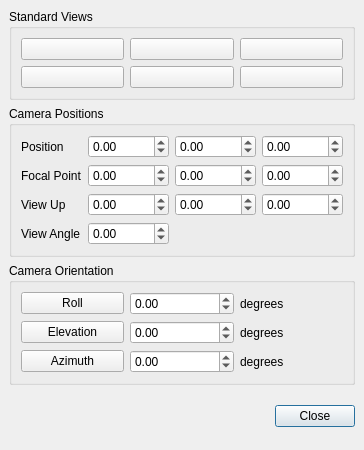
Before: the Qt Designer form Qt/Components/Resources/UI/pqCameraDialog.ui in wildmichael/ParaView3-enhancements-old, drawn with Qt 5.
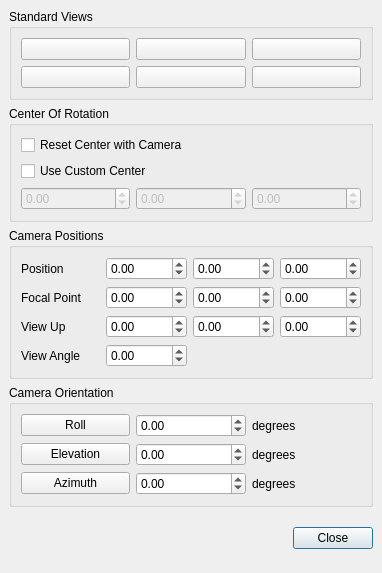
After: the same form once the commit is applied. Icons and pictures are not drawn. Custom widgets are drawn as their Qt base class.

Commit message: BUG: #5419, moved "center of rotation" editing to Adjust Camera dialog.

Patch:
```diff
--- a/Qt/Components/Resources/UI/pqCameraDialog.ui
+++ b/Qt/Components/Resources/UI/pqCameraDialog.ui
@@ -8,8 +8,8 @@
    <rect>
     <x>0</x>
     <y>0</y>
-    <width>303</width>
-    <height>450</height>
+    <width>382</width>
+    <height>573</height>
    </rect>
   </property>
   <property name="windowTitle" >
@@ -22,20 +22,7 @@
    <property name="spacing" >
     <number>6</number>
    </property>
-   <item row="3" column="0" >
-    <spacer>
-     <property name="orientation" >
-      <enum>Qt::Vertical</enum>
-     </property>
-     <property name="sizeHint" >
-      <size>
-       <width>201</width>
-       <height>27</height>
-      </size>
-     </property>
-    </spacer>
-   </item>
-   <item row="3" column="1" >
+   <item row="4" column="1" >
     <widget class="QPushButton" name="closeButton" >
      <property name="sizePolicy" >
       <sizepolicy>
@@ -50,259 +37,92 @@
      </property>
     </widget>
    </item>
-   <item row="2" column="0" colspan="2" >
-    <widget class="QGroupBox" name="orientationsGroup" >
-     <property name="title" >
-      <string>Camera Orientation</string>
-     </property>
-     <layout class="QGridLayout" >
-      <property name="margin" >
-       <number>9</number>
-      </property>
-      <property name="spacing" >
-       <number>6</number>
-      </property>
-      <item row="0" column="2" >
-       <widget class="QLabel" name="label_20" >
-        <property name="text" >
-         <string>degrees</string>
-        </property>
-       </widget>
-      </item>
-      <item row="2" column="0" >
-       <widget class="QPushButton" name="azimuthButton" >
-        <property name="text" >
-         <string>Azimuth</string>
-        </property>
-        <property name="icon" >
-         <iconset/>
-        </property>
-        <property name="iconSize" >
-         <size>
-          <width>24</width>
-          <height>24</height>
-         </size>
-        </property>
-       </widget>
-      </item>
-      <item row="1" column="0" >
-       <widget class="QPushButton" name="elevationButton" >
-        <property name="text" >
-         <string>Elevation</string>
-        </property>
-        <property name="icon" >
-         <iconset/>
-        </property>
-        <property name="iconSize" >
-         <size>
-          <width>24</width>
-          <height>24</height>
-         </size>
-        </property>
-       </widget>
-      </item>
-      <item row="0" column="0" >
-       <widget class="QPushButton" name="rollButton" >
-        <property name="text" >
-         <string>Roll</string>
-        </property>
-        <property name="icon" >
-         <iconset/>
-        </property>
-        <property name="iconSize" >
-         <size>
-          <width>24</width>
-          <height>24</height>
-         </size>
-        </property>
-       </widget>
-      </item>
-      <item row="2" column="1" >
-       <widget class="QDoubleSpinBox" name="azimuthAngle" >
-        <property name="maximum" >
-         <double>360.000000000000000</double>
-        </property>
-        <property name="minimum" >
-         <double>-360.000000000000000</double>
-        </property>
-       </widget>
-      </item>
-      <item row="1" column="1" >
-       <widget class="QDoubleSpinBox" name="elevationAngle" >
-        <property name="maximum" >
-         <double>360.000000000000000</double>
-        </property>
-        <property name="minimum" >
-         <double>-360.000000000000000</double>
-        </property>
-       </widget>
-      </item>
-      <item row="0" column="1" >
-       <widget class="QDoubleSpinBox" name="rollAngle" >
-        <property name="maximum" >
-         <double>360.000000000000000</double>
-        </property>
-        <property name="minimum" >
-         <double>-360.000000000000000</double>
-        </property>
-       </widget>
-      </item>
-      <item row="1" column="2" >
-       <widget class="QLabel" name="label_21" >
-        <property name="text" >
-         <string>degrees</string>
-        </property>
-       </widget>
-      </item>
-      <item row="2" column="2" >
-       <widget class="QLabel" name="label_16" >
-        <property name="text" >
-         <string>degrees</string>
-        </property>
-       </widget>
-      </item>
-     </layout>
-    </widget>
-   </item>
    <item row="1" column="0" colspan="2" >
-    <widget class="pqCollapsedGroup" name="positionsGroup" >
+    <widget class="QGroupBox" name="centerGroup" >
      <property name="title" >
-      <string>Camera Positions</string>
+      <string>Center Of Rotation</string>
      </property>
-     <layout class="QGridLayout" >
+     <layout class="QVBoxLayout" >
       <property name="margin" >
        <number>9</number>
       </property>
       <property name="spacing" >
        <number>6</number>
       </property>
-      <item row="3" column="1" >
-       <widget class="QDoubleSpinBox" name="viewAngle" >
-        <property name="maximum" >
-         <double>360.000000000000000</double>
+      <item>
+       <widget class="QCheckBox" name="AutoResetCenterOfRotation" >
+        <property name="toolTip" >
+         <string>Reset center of rotation when camera is reset.</string>
         </property>
-        <property name="minimum" >
-         <double>-360.000000000000000</double>
-        </property>
-       </widget>
-      </item>
-      <item row="2" column="1" >
-       <widget class="QDoubleSpinBox" name="viewUp0" >
-        <property name="maximum" >
-         <double>10000.000000000000000</double>
-        </property>
-        <property name="minimum" >
-         <double>-10000.000000000000000</double>
-        </property>
-       </widget>
-      </item>
-      <item row="1" column="1" >
-       <widget class="QDoubleSpinBox" name="focalPoint0" >
-        <property name="maximum" >
-         <double>10000.000000000000000</double>
-        </property>
-        <property name="minimum" >
-         <double>-10000.000000000000000</double>
-        </property>
-       </widget>
-      </item>
-      <item row="0" column="2" >
-       <widget class="QDoubleSpinBox" name="position1" >
-        <property name="maximum" >
-         <double>10000.000000000000000</double>
-        </property>
-        <property name="minimum" >
-         <double>-10000.000000000000000</double>
-        </property>
-       </widget>
-      </item>
-      <item row="0" column="1" >
-       <widget class="QDoubleSpinBox" name="position0" >
-        <property name="maximum" >
-         <double>10000.000000000000000</double>
-        </property>
-        <property name="minimum" >
-         <double>-10000.000000000000000</double>
-        </property>
-       </widget>
-      </item>
-      <item row="2" column="2" >
-       <widget class="QDoubleSpinBox" name="viewUp1" >
-        <property name="maximum" >
-         <double>10000.000000000000000</double>
-        </property>
-        <property name="minimum" >
-         <double>-10000.000000000000000</double>
-        </property>
-       </widget>
-      </item>
-      <item row="2" column="3" >
-       <widget class="QDoubleSpinBox" name="viewUp2" >
-        <property name="maximum" >
-         <double>10000.000000000000000</double>
-        </property>
-        <property name="minimum" >
-         <double>-10000.000000000000000</double>
-        </property>
-       </widget>
-      </item>
-      <item row="2" column="0" >
-       <widget class="QLabel" name="label_14" >
         <property name="text" >
-         <string>View Up</string>
+         <string>Reset Center with Camera</string>
         </property>
        </widget>
       </item>
-      <item row="1" column="0" >
-       <widget class="QLabel" name="label_17" >
+      <item>
+       <widget class="QCheckBox" name="CustomCenter" >
         <property name="text" >
-         <string>Focal Point</string>
+         <string>Use Custom Center</string>
         </property>
        </widget>
       </item>
-      <item row="0" column="0" >
-       <widget class="QLabel" name="label_22" >
-        <property name="text" >
-         <string>Position</string>
+      <item>
+       <layout class="QHBoxLayout" >
+        <property name="margin" >
+         <number>0</number>
         </property>
-       </widget>
-      </item>
-      <item row="3" column="0" >
-       <widget class="QLabel" name="label_23" >
-        <property name="text" >
-         <string>View Angle</string>
+        <property name="spacing" >
+         <number>6</number>
         </property>
-       </widget>
-      </item>
-      <item row="1" column="2" >
-       <widget class="QDoubleSpinBox" name="focalPoint1" >
-        <property name="maximum" >
-         <double>10000.000000000000000</double>
-        </property>
-        <property name="minimum" >
-         <double>-10000.000000000000000</double>
-        </property>
-       </widget>
-      </item>
-      <item row="1" column="3" >
-       <widget class="QDoubleSpinBox" name="focalPoint2" >
-        <property name="maximum" >
-         <double>10000.000000000000000</double>
-        </property>
-        <property name="minimum" >
-         <double>-10000.000000000000000</double>
-        </property>
-       </widget>
-      </item>
-      <item row="0" column="3" >
-       <widget class="QDoubleSpinBox" name="position2" >
-        <property name="maximum" >
-         <double>10000.000000000000000</double>
-        </property>
-        <property name="minimum" >
-         <double>-10000.000000000000000</double>
-        </property>
-       </widget>
+        <item>
+         <widget class="QDoubleSpinBox" name="CenterX" >
+          <property name="enabled" >
+           <bool>false</bool>
+          </property>
+          <property name="maximum" >
+           <double>10000.000000000000000</double>
+          </property>
+          <property name="minimum" >
+           <double>-10000.000000000000000</double>
+          </property>
+          <property name="singleStep" >
+           <double>0.100000000000000</double>
+          </property>
+         </widget>
+        </item>
+        <item>
+         <widget class="QDoubleSpinBox" name="CenterY" >
+          <property name="enabled" >
+           <bool>false</bool>
+          </property>
+          <property name="maximum" >
+           <double>10000.000000000000000</double>
+          </property>
+          <property name="minimum" >
+           <double>-10000.000000000000000</double>
+          </property>
+          <property name="singleStep" >
+           <double>0.100000000000000</double>
+          </property>
+         </widget>
+        </item>
+        <item>
+         <widget class="QDoubleSpinBox" name="CenterZ" >
+          <property name="enabled" >
+           <bool>false</bool>
+          </property>
+          <property name="maximum" >
+           <double>10000.000000000000000</double>
+          </property>
+          <property name="minimum" >
+           <double>-10000.000000000000000</double>
+          </property>
+          <property name="singleStep" >
+           <double>0.100000000000000</double>
+          </property>
+         </widget>
+        </item>
+       </layout>
       </item>
      </layout>
     </widget>
@@ -436,6 +256,294 @@
      </layout>
     </widget>
    </item>
+   <item row="2" column="0" colspan="2" >
+    <widget class="pqCollapsedGroup" name="positionsGroup" >
+     <property name="title" >
+      <string>Camera Positions</string>
+     </property>
+     <layout class="QGridLayout" >
+      <property name="margin" >
+       <number>9</number>
+      </property>
+      <property name="spacing" >
+       <number>6</number>
+      </property>
+      <item row="0" column="3" >
+       <widget class="QDoubleSpinBox" name="position2" >
+        <property name="maximum" >
+         <double>10000.000000000000000</double>
+        </property>
+        <property name="minimum" >
+         <double>-10000.000000000000000</double>
+        </property>
+        <property name="singleStep" >
+         <double>0.100000000000000</double>
+        </property>
+       </widget>
+      </item>
+      <item row="0" column="2" >
+       <widget class="QDoubleSpinBox" name="position1" >
+        <property name="maximum" >
+         <double>10000.000000000000000</double>
+        </property>
+        <property name="minimum" >
+         <double>-10000.000000000000000</double>
+        </property>
+        <property name="singleStep" >
+         <double>0.100000000000000</double>
+        </property>
+       </widget>
+      </item>
+      <item row="0" column="0" >
+       <widget class="QLabel" name="label_22" >
+        <property name="text" >
+         <string>Position</string>
+        </property>
+       </widget>
+      </item>
+      <item row="1" column="0" >
+       <widget class="QLabel" name="label_17" >
+        <property name="text" >
+         <string>Focal Point</string>
+        </property>
+       </widget>
+      </item>
+      <item row="2" column="0" >
+       <widget class="QLabel" name="label_14" >
+        <property name="text" >
+         <string>View Up</string>
+        </property>
+       </widget>
+      </item>
+      <item row="3" column="0" >
+       <widget class="QLabel" name="label_23" >
+        <property name="text" >
+         <string>View Angle</string>
+        </property>
+       </widget>
+      </item>
+      <item row="0" column="1" >
+       <widget class="QDoubleSpinBox" name="position0" >
+        <property name="maximum" >
+         <double>10000.000000000000000</double>
+        </property>
+        <property name="minimum" >
+         <double>-10000.000000000000000</double>
+        </property>
+        <property name="singleStep" >
+         <double>0.100000000000000</double>
+        </property>
+       </widget>
+      </item>
+      <item row="1" column="1" >
+       <widget class="QDoubleSpinBox" name="focalPoint0" >
+        <property name="maximum" >
+         <double>10000.000000000000000</double>
+        </property>
+        <property name="minimum" >
+         <double>-10000.000000000000000</double>
+        </property>
+        <property name="singleStep" >
+         <double>0.100000000000000</double>
+        </property>
+       </widget>
+      </item>
+      <item row="2" column="1" >
+       <widget class="QDoubleSpinBox" name="viewUp0" >
+        <property name="maximum" >
+         <double>10000.000000000000000</double>
+        </property>
+        <property name="minimum" >
+         <double>-10000.000000000000000</double>
+        </property>
+       </widget>
+      </item>
+      <item row="3" column="1" >
+       <widget class="QDoubleSpinBox" name="viewAngle" >
+        <property name="maximum" >
+         <double>360.000000000000000</double>
+        </property>
+        <property name="minimum" >
+         <double>-360.000000000000000</double>
+        </property>
+       </widget>
+      </item>
+      <item row="2" column="2" >
+       <widget class="QDoubleSpinBox" name="viewUp1" >
+        <property name="maximum" >
+         <double>10000.000000000000000</double>
+        </property>
+        <property name="minimum" >
+         <double>-10000.000000000000000</double>
+        </property>
+       </widget>
+      </item>
+      <item row="1" column="2" >
+       <widget class="QDoubleSpinBox" name="focalPoint1" >
+        <property name="maximum" >
+         <double>10000.000000000000000</double>
+        </property>
+        <property name="minimum" >
+         <double>-10000.000000000000000</double>
+        </property>
+        <property name="singleStep" >
+         <double>0.100000000000000</double>
+        </property>
+       </widget>
+      </item>
+      <item row="1" column="3" >
+       <widget class="QDoubleSpinBox" name="focalPoint2" >
+        <property name="maximum" >
+         <double>10000.000000000000000</double>
+        </property>
+        <property name="minimum" >
+         <double>-10000.000000000000000</double>
+        </property>
+        <property name="singleStep" >
+         <double>0.100000000000000</double>
+        </property>
+       </widget>
+      </item>
+      <item row="2" column="3" >
+       <widget class="QDoubleSpinBox" name="viewUp2" >
+        <property name="maximum" >
+         <double>10000.000000000000000</double>
+        </property>
+        <property name="minimum" >
+         <double>-10000.000000000000000</double>
+        </property>
+       </widget>
+      </item>
+     </layout>
+    </widget>
+   </item>
+   <item row="4" column="0" >
+    <spacer>
+     <property name="orientation" >
+      <enum>Qt::Vertical</enum>
+     </property>
+     <property name="sizeHint" >
+      <size>
+       <width>201</width>
+       <height>31</height>
+      </size>
+     </property>
+    </spacer>
+   </item>
+   <item row="3" column="0" colspan="2" >
+    <widget class="QGroupBox" name="orientationsGroup" >
+     <property name="title" >
+      <string>Camera Orientation</string>
+     </property>
+     <layout class="QGridLayout" >
+      <property name="margin" >
+       <number>9</number>
+      </property>
+      <property name="spacing" >
+       <number>6</number>
+      </property>
+      <item row="0" column="2" >
+       <widget class="QLabel" name="label_20" >
+        <property name="text" >
+         <string>degrees</string>
+        </property>
+       </widget>
+      </item>
+      <item row="2" column="0" >
+       <widget class="QPushButton" name="azimuthButton" >
+        <property name="text" >
+         <string>Azimuth</string>
+        </property>
+        <property name="icon" >
+         <iconset/>
+        </property>
+        <property name="iconSize" >
+         <size>
+          <width>24</width>
+          <height>24</height>
+         </size>
+        </property>
+       </widget>
+      </item>
+      <item row="1" column="0" >
+       <widget class="QPushButton" name="elevationButton" >
+        <property name="text" >
+         <string>Elevation</string>
+        </property>
+        <property name="icon" >
+         <iconset/>
+        </property>
+        <property name="iconSize" >
+         <size>
+          <width>24</width>
+          <height>24</height>
+         </size>
+        </property>
+       </widget>
+      </item>
+      <item row="0" column="0" >
+       <widget class="QPushButton" name="rollButton" >
+        <property name="text" >
+         <string>Roll</string>
+        </property>
+        <property name="icon" >
+         <iconset/>
+        </property>
+        <property name="iconSize" >
+         <size>
+          <width>24</width>
+          <height>24</height>
+         </size>
+        </property>
+       </widget>
+      </item>
+      <item row="2" column="1" >
+       <widget class="QDoubleSpinBox" name="azimuthAngle" >
+        <property name="maximum" >
+         <double>360.000000000000000</double>
+        </property>
+        <property name="minimum" >
+         <double>-360.000000000000000</double>
+        </property>
+       </widget>
+      </item>
+      <item row="1" column="1" >
+       <widget class="QDoubleSpinBox" name="elevationAngle" >
+        <property name="maximum" >
+         <double>360.000000000000000</double>
+        </property>
+        <property name="minimum" >
+         <double>-360.000000000000000</double>
+        </property>
+       </widget>
+      </item>
+      <item row="0" column="1" >
+       <widget class="QDoubleSpinBox" name="rollAngle" >
+        <property name="maximum" >
+         <double>360.000000000000000</double>
+        </property>
+        <property name="minimum" >
+         <double>-360.000000000000000</double>
+        </property>
+       </widget>
+      </item>
+      <item row="1" column="2" >
+       <widget class="QLabel" name="label_21" >
+        <property name="text" >
+         <string>degrees</string>
+        </property>
+       </widget>
+      </item>
+      <item row="2" column="2" >
+       <widget class="QLabel" name="label_16" >
+        <property name="text" >
+         <string>degrees</string>
+        </property>
+       </widget>
+      </item>
+     </layout>
+    </widget>
+   </item>
   </layout>
  </widget>
  <customwidgets>
```
Left out of the diff: 52 changed lines with no effect on the pictures. The commit also changes 4 other files.
